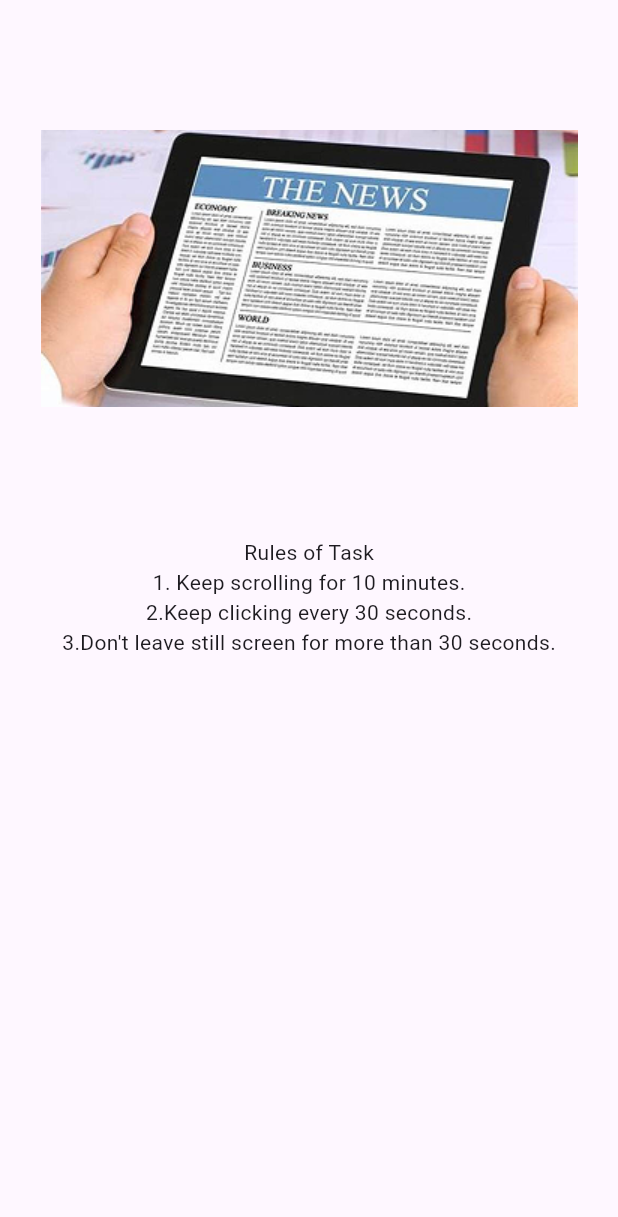
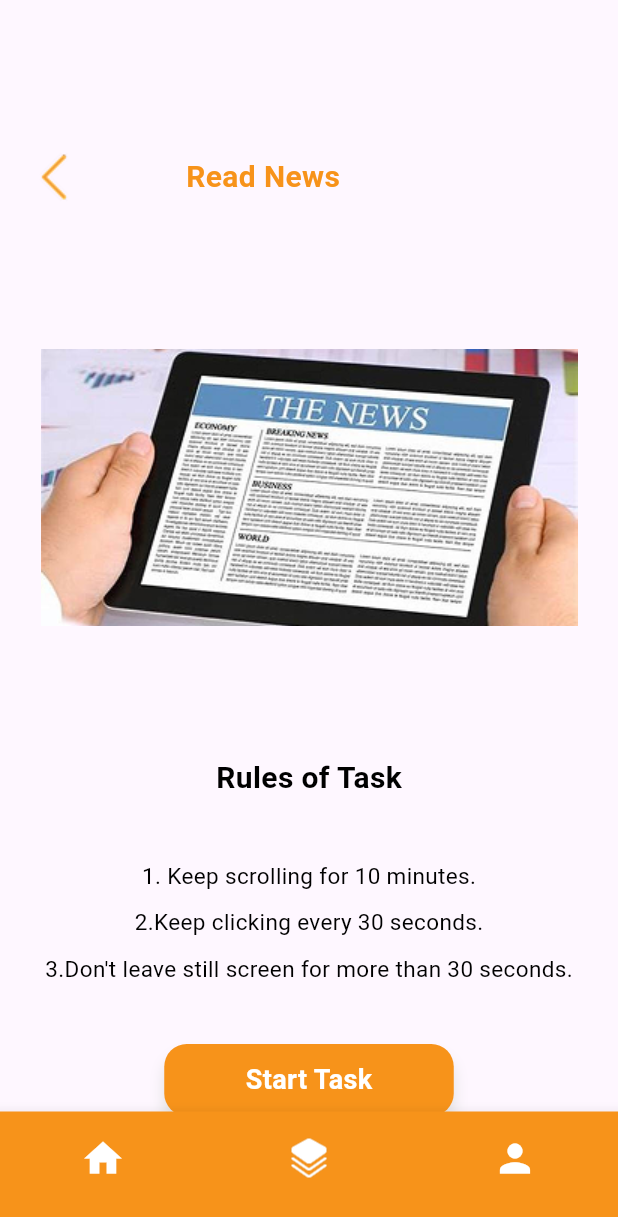
Before and after one commit to ayushxx01/coinbase_assignment, a Flutter app: the TaskPage screen opened directly, on a phone screen of 412 x 824 dp. Shown: the top 1217 px of the screen. Run offline on Flutter 3.47's test engine with Material 3 defaults, Android fonts, the light colour scheme and no system bars.

Commit message:
crerated re-usable widgets - x

```diff
--- a/lib/presentation/screens/home_screen.dart
+++ b/lib/presentation/screens/home_screen.dart
@@ -45,6 +45,9 @@ class _HomeScreenState extends State<HomeScreen> {
                   MaterialPageRoute(builder: (context) => AssignmentPage()),
                 );
               },
+              title: 'Continue',
+              side: 308,
+              top: 48,
             ),
           ],
         ),
--- a/lib/presentation/screens/splash_screen.dart
+++ b/lib/presentation/screens/splash_screen.dart
@@ -32,6 +32,7 @@ class _SplashScreenState extends State<SplashScreen> {
           children: [
             Image.asset('assets/splash_logo.png', height: 190),
 
+            const SizedBox(height: 20),
             Text(
               'C O I N B O O S T',
               style: TextStyle(
--- /dev/null
+++ b/lib/presentation/screens/task_instruc.dart
@@ -0,0 +1,98 @@
+import 'package:coinboost/presentation/screens/assignment_page.dart';
+import 'package:coinboost/presentation/screens/news_screen.dart';
+import 'package:coinboost/presentation/screens/profile.dart';
+import 'package:coinboost/presentation/screens/reward.dart';
+import 'package:coinboost/presentation/widgets/custom_bottom_bar.dart';
+import 'package:coinboost/presentation/widgets/my_button.dart';
+import 'package:flutter/material.dart';
+
+class TaskPage extends StatelessWidget {
+  const TaskPage({super.key});
+
+  @override
+  Widget build(BuildContext context) {
+    return Scaffold(
+      body: Padding(
+        padding: const EdgeInsets.only(top: 40, left: 8, right: 8, bottom: 8),
+        child: Column(
+          mainAxisAlignment: MainAxisAlignment.start,
+          children: [
+            const SizedBox(height: 50),
+            Row(
+              mainAxisAlignment: MainAxisAlignment.start,
+              children: [
+                IconButton(
+                  icon: Image.asset('assets/Back.png'),
+                  onPressed: () {
+                    Navigator.pop(context);
+                  },
+                ),
+                SizedBox(width: 60),
+                Text(
+                  'Read News',
+                  style: TextStyle(
+                    fontSize: 20,
+                    color: Color(0xFFF7931A),
+                    fontWeight: FontWeight.w700,
+                  ),
+                ),
+              ],
+            ),
+
+            Image.asset('assets/task2.png', height: 358),
+
+            Text(
+              'Rules of Task',
+              style: TextStyle(
+                fontWeight: FontWeight.w700,
+                color: Colors.black,
+                fontSize: 20,
+              ),
+            ),
+            SizedBox(height: 40),
+
+            Text(
+              '1. Keep scrolling for 10 minutes.',
+              style: TextStyle(
+                fontWeight: FontWeight.w400,
+                color: Colors.black,
+                fontSize: 15,
+              ),
+            ),
+            SizedBox(height: 10),
+            Text(
+              '2.Keep clicking every 30 seconds.',
+              style: TextStyle(
+                fontWeight: FontWeight.w400,
+                color: Colors.black,
+                fontSize: 15,
+              ),
+            ),
+            SizedBox(height: 10),
+            Text(
+              '3.Don\'t leave still screen for more than 30 seconds.',
+              style: TextStyle(
+                fontWeight: FontWeight.w400,
+                color: Colors.black,
+                fontSize: 15,
+              ),
+            ),
+            SizedBox(height: 40),
+            MyButton(
+              onTap: () {
+                Navigator.pushReplacement(
+                  context,
+                  MaterialPageRoute(builder: (context) => NewsScreen()),
+                );
+              },
+              title: 'Start Task',
+              side: 193,
+              top: 48,
+            ),
+          ],
+        ),
+      ),
+      bottomNavigationBar: CustomBottomBar(),
+    );
+  }
+}
--- a/lib/presentation/screens/task_page.dart
+++ /dev/null
@@ -1,26 +0,0 @@
-import 'package:flutter/material.dart';
-
-class TaskPage extends StatelessWidget {
-  const TaskPage({super.key});
-
-  @override
-  Widget build(BuildContext context) {
-    return Scaffold(
-      body: Column(
-        children: [
-          Row(children: []),
-
-          Image.asset('assets/task2.png', height: 358),
-
-          Text('Rules of Task'),
-
-          Text('1. Keep scrolling for 10 minutes.'),
-
-          Text('2.Keep clicking every 30 seconds.'),
-
-          Text('3.Don\'t leave still screen for more than 30 seconds.'),
-        ],
-      ),
-    );
-  }
-}
--- /dev/null
+++ b/lib/presentation/widgets/custom_bottom_bar.dart
@@ -0,0 +1,53 @@
+import 'package:coinboost/presentation/screens/assignment_page.dart';
+import 'package:coinboost/presentation/screens/profile.dart';
+import 'package:coinboost/presentation/screens/reward.dart';
+import 'package:flutter/material.dart';
+
+class CustomBottomBar extends StatelessWidget {
+  const CustomBottomBar({super.key});
+
+  @override
+  Widget build(BuildContext context) {
+    return BottomNavigationBar(
+      backgroundColor: Color(0xFFF7931A), // Orange background
+      items: [
+        BottomNavigationBarItem(
+          icon: IconButton(
+            onPressed: () {
+              Navigator.pushReplacement(
+                context,
+                MaterialPageRoute(builder: (context) => AssignmentPage()),
+              );
+            },
+            icon: Icon(Icons.home, size: 30, color: Colors.white),
+          ),
+          label: '',
+        ),
+        BottomNavigationBarItem(
+          icon: IconButton(
+            onPressed: () {
+              Navigator.pushReplacement(
+                context,
+                MaterialPageRoute(builder: (context) => RewardPage()),
+              );
+            },
+            icon: Image.asset('assets/app.png', height: 30),
+          ),
+          label: '',
+        ),
+        BottomNavigationBarItem(
+          icon: IconButton(
+            onPressed: () {
+              Navigator.pushReplacement(
+                context,
+                MaterialPageRoute(builder: (context) => ProfilePage()),
+              );
+            },
+            icon: Icon(Icons.person, size: 30, color: Colors.white),
+          ),
+          label: '',
+        ),
+      ],
+    );
+  }
+}
--- a/lib/presentation/widgets/my_button.dart
+++ b/lib/presentation/widgets/my_button.dart
@@ -2,7 +2,16 @@ import 'package:flutter/material.dart';
 
 class MyButton extends StatelessWidget {
   final void Function() onTap;
-  const MyButton({super.key, required this.onTap});
+  final String title;
+  final double side;
+  final double top;
+  const MyButton({
+    super.key,
+    required this.onTap,
+    required this.title,
+    required this.side,
+    required this.top,
+  });
 
   @override
   Widget build(BuildContext context) {
@@ -11,8 +20,8 @@ class MyButton extends StatelessWidget {
         onTap();
       },
       child: Container(
-        width: 307,
-        height: 48,
+        width: side,
+        height: top,
         alignment: Alignment.center,
         decoration: BoxDecoration(
           color: Color(0xFFF7931A), // Orange color
@@ -26,7 +35,7 @@ class MyButton extends StatelessWidget {
           ],
         ),
         child: Text(
-          "Continue",
+          title,
           style: TextStyle(
             color: Colors.white,
             fontSize: 18,
```
Also changed, not shown: lib/presentation/screens/assignment_page.dart (+3 -42 lines), lib/presentation/screens/news_screen.dart (added, +26 -0 lines), lib/presentation/screens/profile.dart (+2 -43 lines), lib/presentation/screens/reward.dart (+2 -43 lines), assets/Back.png (added).
